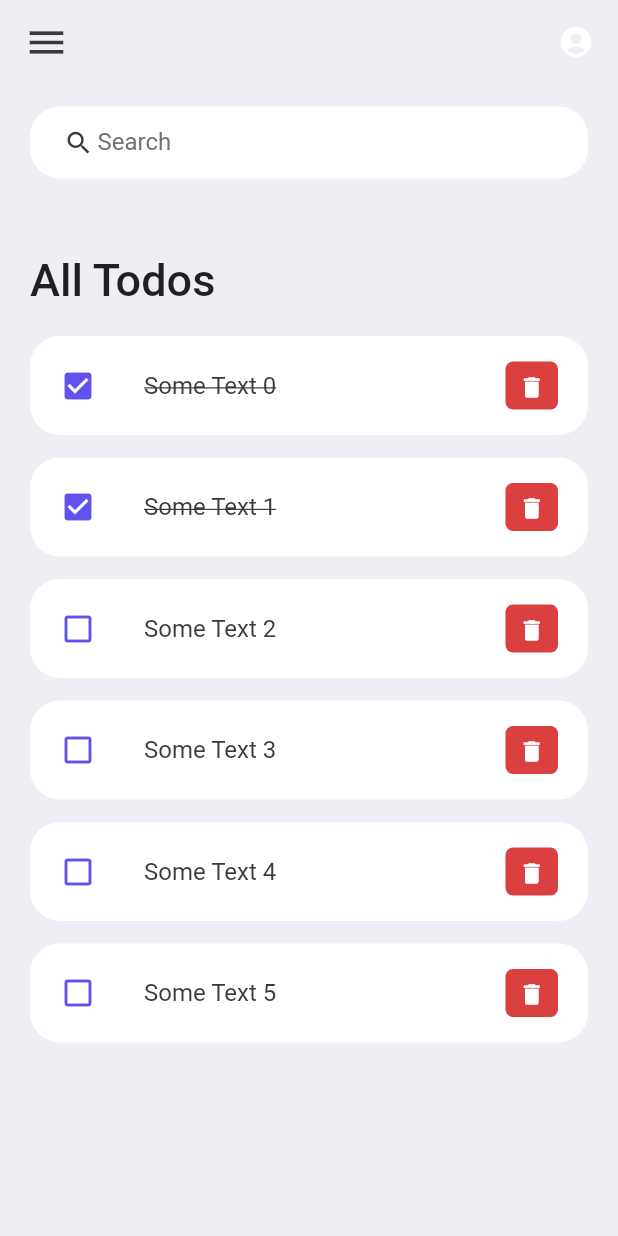
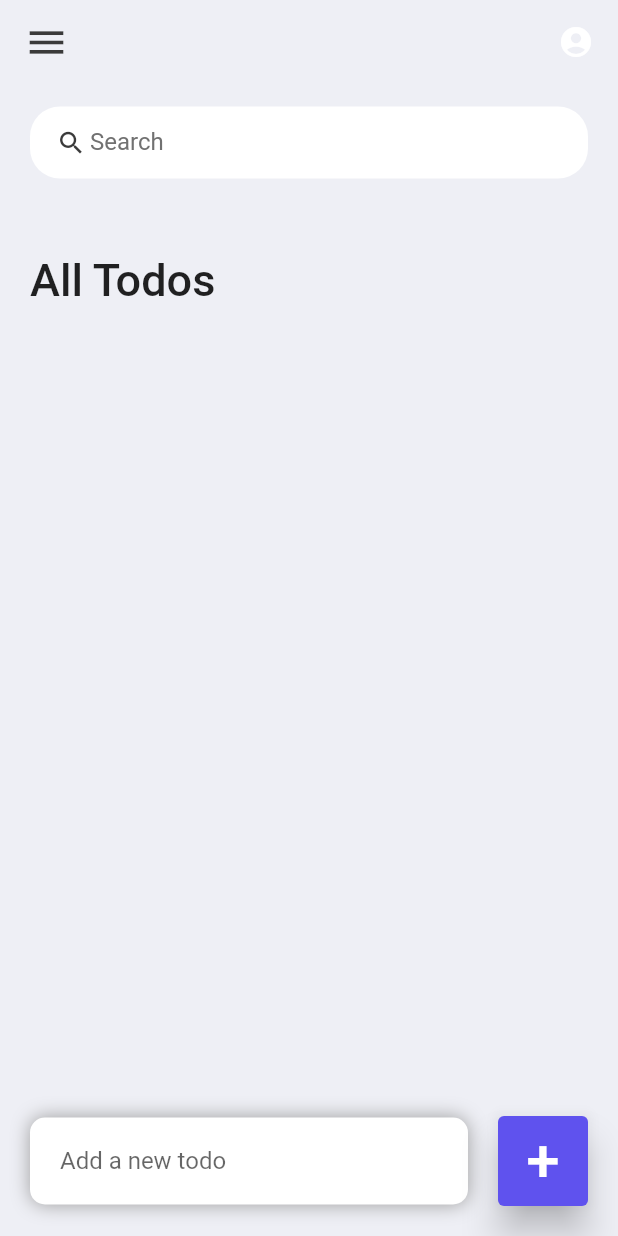
Before and after one commit to bogdan-ciucur/todo-list-flutter, a Flutter app: the screen it shows after launch, on a phone screen of 412 x 824 dp. Run offline on Flutter 3.47's test engine with Material 2 defaults, Android fonts, the phone set to English and light mode, and no system bars.

Commit message:
made fuctionality for adding/deleting

```diff
--- a/lib/Models/todo.dart
+++ b/lib/Models/todo.dart
@@ -3,20 +3,5 @@ class Todo {
   String todoText;
   bool isDone;
 
-  Todo({
-    required this.id,
-    required this.todoText,
-    this.isDone = false
-  });
-
-  static List<Todo> todoList() {
-    return [
-      Todo(id: "0", todoText: "Some Text 0", isDone: true),
-      Todo(id: "1", todoText: "Some Text 1", isDone: true),
-      Todo(id: "2", todoText: "Some Text 2"),
-      Todo(id: "3", todoText: "Some Text 3"),
-      Todo(id: "4", todoText: "Some Text 4"),
-      Todo(id: "5", todoText: "Some Text 5"),
-    ];
-  }
+  Todo({required this.id, required this.todoText, this.isDone = false});
 }
--- a/lib/Screens/home.dart
+++ b/lib/Screens/home.dart
@@ -4,17 +4,32 @@ import 'package:todo_list_flutter/Constants/constants.dart';
 import 'package:todo_list_flutter/Models/todo.dart';
 import 'package:todo_list_flutter/Widgets/todo_item.dart';
 
-class Home extends StatelessWidget {
+class Home extends StatefulWidget {
   Home({super.key});
 
-  final todoList = Todo.todoList();
+  @override
+  State<Home> createState() => _HomeState();
+}
+
+class _HomeState extends State<Home> {
+  List<Todo> todoList = [];
+  final todoController = TextEditingController();
+  List<Todo> foundTodos = [];
+
+  @override
+  void initState() {
+    foundTodos = todoList;
+    super.initState();
+  }
 
   @override
   Widget build(BuildContext context) {
     return Scaffold(
       backgroundColor: tdBGColor,
       appBar: _buildAppBar(),
-      body: Container(
+      body: Stack(
+        children: [
+          Container(
             padding: EdgeInsets.symmetric(
                 horizontal: horizontalPadding, vertical: veritcalPadding),
             child: Column(
@@ -27,27 +42,132 @@ class Home extends StatelessWidget {
                         margin: const EdgeInsets.only(top: 50, bottom: 20),
                         child: const Text(
                           "All Todos",
-                      style:
-                          TextStyle(fontSize: 30, fontWeight: FontWeight.w500),
+                          style: TextStyle(
+                              fontSize: 30, fontWeight: FontWeight.w500),
                         ),
                       ),
-                  for (Todo todo in todoList) ToDoItem(todo: todo,)
+                      for (Todo todo in foundTodos)
+                        ToDoItem(
+                          todo: todo,
+                          onTodoChanged: handleTodoChange,
+                          onDelete: deleteTodo,
+                        )
                     ],
                   ),
                 )
               ],
             ),
           ),
+          Align(
+            alignment: Alignment.bottomCenter,
+            child: Row(
+              children: [
+                Expanded(
+                  child: Container(
+                    margin: const EdgeInsets.only(
+                      bottom: 20,
+                      right: 20,
+                      left: 20,
+                    ),
+                    padding:
+                        const EdgeInsets.symmetric(horizontal: 20, vertical: 5),
+                    decoration: BoxDecoration(
+                      color: Colors.white,
+                      boxShadow: const [
+                        BoxShadow(
+                            color: Colors.grey,
+                            offset: Offset(0.0, 0.0),
+                            blurRadius: 10.0,
+                            spreadRadius: 0.0),
+                      ],
+                      borderRadius: BorderRadius.circular(10),
+                    ),
+                    child: TextField(
+                      controller: todoController,
+                      decoration: InputDecoration(
+                        hintText: "Add a new todo",
+                        border: InputBorder.none,
+                      ),
+                    ),
+                  ),
+                ),
+                Container(
+                  margin: const EdgeInsets.only(
+                    bottom: 20,
+                    right: 20,
+                  ),
+                  child: ElevatedButton(
+                    child: const Text(
+                      "+",
+                      style: TextStyle(fontSize: 40),
+                    ),
+                    onPressed: () {
+                      addTodo(todoController.text);
+                    },
+                    style: ElevatedButton.styleFrom(
+                      primary: tdBlue,
+                      minimumSize: Size(60, 60),
+                      elevation: 10,
+                    ),
+                  ),
+                ),
+              ],
+            ),
+          ),
+        ],
+      ),
     );
+  }
+
+  void handleTodoChange(Todo todo) {
+    setState(() {
+      todo.isDone = !todo.isDone;
+    });
+  }
+
+  void deleteTodo(String id) {
+    setState(() {
+      todoList.removeWhere((todo) => todo.id == id);
+    });
+  }
+
+  void addTodo(String todoText) {
+    setState(() {
+      todoList.add(
+          Todo(id: UniqueKey().toString(), todoText: todoText, isDone: false));
+
+      print("todo added" + todoText);
+    });
+
+    todoController.clear();
+  }
+
+  void searchTodos(String searchedText) {
+    List<Todo> results = [];
+
+    if (searchedText.isEmpty) {
+      results = todoList;
+    } else {
+      results = todoList
+          .where((todo) =>
+              todo.todoText.toLowerCase().contains(searchedText.toLowerCase()))
+          .toList();
+    }
+
+    setState(() {
+      foundTodos = results;
+    });
   }
 
   Widget searchBox() {
     return Container(
-      padding: EdgeInsets.symmetric(horizontal: horizontalPadding),
+      padding: EdgeInsets.symmetric(horizontal: 15),
       decoration: BoxDecoration(
         color: Colors.white,
-          borderRadius: BorderRadius.circular(cornerRadius)),
-      child: const TextField(
+        borderRadius: BorderRadius.circular(20),
+      ),
+      child: TextField(
+        onChanged: (value) => searchTodos(value),
         decoration: InputDecoration(
           contentPadding: EdgeInsets.all(0),
           prefixIcon: Icon(
@@ -60,7 +180,7 @@ class Home extends StatelessWidget {
             minWidth: 25,
           ),
           border: InputBorder.none,
-          hintText: "Search",
+          hintText: 'Search',
           hintStyle: TextStyle(color: tdGrey),
         ),
       ),
--- a/lib/Widgets/todo_item.dart
+++ b/lib/Widgets/todo_item.dart
@@ -5,15 +5,23 @@ import 'package:todo_list_flutter/Models/todo.dart';
 
 class ToDoItem extends StatelessWidget {
   final Todo todo;
+  final onTodoChanged;
+  final onDelete;
 
-  const ToDoItem({super.key, required this.todo});
+  const ToDoItem(
+      {super.key,
+      required this.todo,
+      required this.onTodoChanged,
+      required this.onDelete});
 
   @override
   Widget build(BuildContext context) {
     return Container(
-      margin: EdgeInsets.only(bottom: 15),
+      margin: const EdgeInsets.only(bottom: 15),
       child: ListTile(
-        onTap: () {},
+        onTap: () {
+          onTodoChanged(todo);
+        },
         shape: RoundedRectangleBorder(
             borderRadius: BorderRadius.circular(cornerRadius)),
         tileColor: Colors.white,
@@ -42,7 +50,9 @@ class ToDoItem extends StatelessWidget {
             color: Colors.white,
             iconSize: 18,
             icon: Icon(Icons.delete),
-            onPressed: () {},
+            onPressed: () {
+              onDelete(todo.id);
+            },
           ),
         ),
       ),
```
Lines whose indentation alone changed are shown as unchanged.
